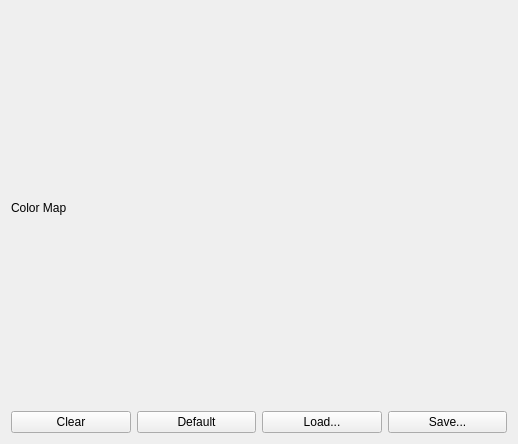
The window that apps/livreGUI/transferFunctionEditor/TransferFunctionEditor.ui (BlueBrain/Livre) describes before a commit, drawn with Qt 5.
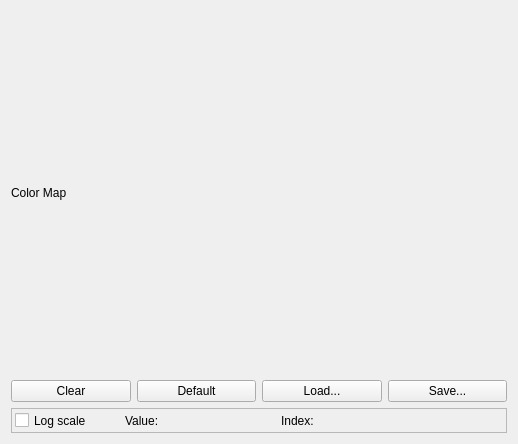
The same window after the commit.

Commit message: Histogram visualisation for Livre GUI

Diff of the .ui file:
```diff
--- a/apps/livreGUI/transferFunctionEditor/TransferFunctionEditor.ui
+++ b/apps/livreGUI/transferFunctionEditor/TransferFunctionEditor.ui
@@ -11,6 +11,19 @@
    </rect>
   </property>
   <layout class="QGridLayout" name="gridLayout">
+   <item row="0" column="0">
+    <widget class="QLabel" name="label">
+     <property name="text">
+      <string>Color Map</string>
+     </property>
+    </widget>
+   </item>
+   <item row="3" column="0">
+    <layout class="QVBoxLayout" name="rgbaLayout"/>
+   </item>
+   <item row="5" column="0">
+    <layout class="QVBoxLayout" name="greenLayout"/>
+   </item>
    <item row="6" column="0">
     <layout class="QVBoxLayout" name="blueLayout"/>
    </item>
@@ -49,17 +62,145 @@
    <item row="4" column="0">
     <layout class="QVBoxLayout" name="redLayout"/>
    </item>
-   <item row="3" column="0">
-    <layout class="QVBoxLayout" name="rgbaLayout"/>
-   </item>
-   <item row="5" column="0">
-    <layout class="QVBoxLayout" name="greenLayout"/>
-   </item>
-   <item row="0" column="0">
-    <widget class="QLabel" name="label">
-     <property name="text">
-      <string>Color Map</string>
+   <item row="2" column="0">
+    <widget class="QFrame" name="frame">
+     <property name="minimumSize">
+      <size>
+       <width>0</width>
+       <height>25</height>
+      </size>
      </property>
+     <property name="maximumSize">
+      <size>
+       <width>16777215</width>
+       <height>25</height>
+      </size>
+     </property>
+     <property name="frameShape">
+      <enum>QFrame::StyledPanel</enum>
+     </property>
+     <property name="frameShadow">
+      <enum>QFrame::Raised</enum>
+     </property>
+     <widget class="QCheckBox" name="histogramScaleCheckBox">
+      <property name="geometry">
+       <rect>
+        <x>4</x>
+        <y>2</y>
+        <width>93</width>
+        <height>21</height>
+       </rect>
+      </property>
+      <property name="sizePolicy">
+       <sizepolicy hsizetype="Preferred" vsizetype="Preferred">
+        <horstretch>0</horstretch>
+        <verstretch>0</verstretch>
+       </sizepolicy>
+      </property>
+      <property name="text">
+       <string>Log scale</string>
+      </property>
+     </widget>
+     <widget class="QLabel" name="histogramValLabel">
+      <property name="geometry">
+       <rect>
+        <x>154</x>
+        <y>-1</y>
+        <width>101</width>
+        <height>25</height>
+       </rect>
+      </property>
+      <property name="minimumSize">
+       <size>
+        <width>0</width>
+        <height>25</height>
+       </size>
+      </property>
+      <property name="maximumSize">
+       <size>
+        <width>16777215</width>
+        <height>25</height>
+       </size>
+      </property>
+      <property name="text">
+       <string>                  </string>
+      </property>
+     </widget>
+     <widget class="QLabel" name="label_2">
+      <property name="geometry">
+       <rect>
+        <x>114</x>
+        <y>0</y>
+        <width>41</width>
+        <height>25</height>
+       </rect>
+      </property>
+      <property name="minimumSize">
+       <size>
+        <width>0</width>
+        <height>25</height>
+       </size>
+      </property>
+      <property name="maximumSize">
+       <size>
+        <width>16777215</width>
+        <height>25</height>
+       </size>
+      </property>
+      <property name="text">
+       <string>Value:</string>
+      </property>
+     </widget>
+     <widget class="QLabel" name="histogramIndexLabel">
+      <property name="geometry">
+       <rect>
+        <x>312</x>
+        <y>-1</y>
+        <width>61</width>
+        <height>25</height>
+       </rect>
+      </property>
+      <property name="minimumSize">
+       <size>
+        <width>0</width>
+        <height>25</height>
+       </size>
+      </property>
+      <property name="maximumSize">
+       <size>
+        <width>16777215</width>
+        <height>25</height>
+       </size>
+      </property>
+      <property name="text">
+       <string/>
+      </property>
+     </widget>
+     <widget class="QLabel" name="label_3">
+      <property name="geometry">
+       <rect>
+        <x>270</x>
+        <y>0</y>
+        <width>41</width>
+        <height>25</height>
+       </rect>
+      </property>
+      <property name="minimumSize">
+       <size>
+        <width>0</width>
+        <height>25</height>
+       </size>
+      </property>
+      <property name="maximumSize">
+       <size>
+        <width>16777215</width>
+        <height>25</height>
+       </size>
+      </property>
+      <property name="text">
+       <string>Index:</string>
+      </property>
+     </widget>
     </widget>
    </item>
   </layout>
```
The commit also changes 7 other files.
